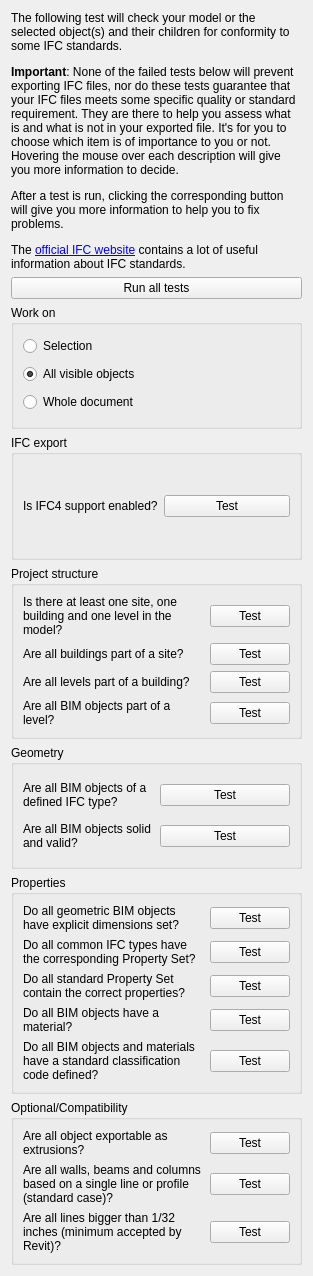
Above: dialogPreflight.ui from yorikvanhavre/BIM_Workbench before the change. Below: the same form after it.
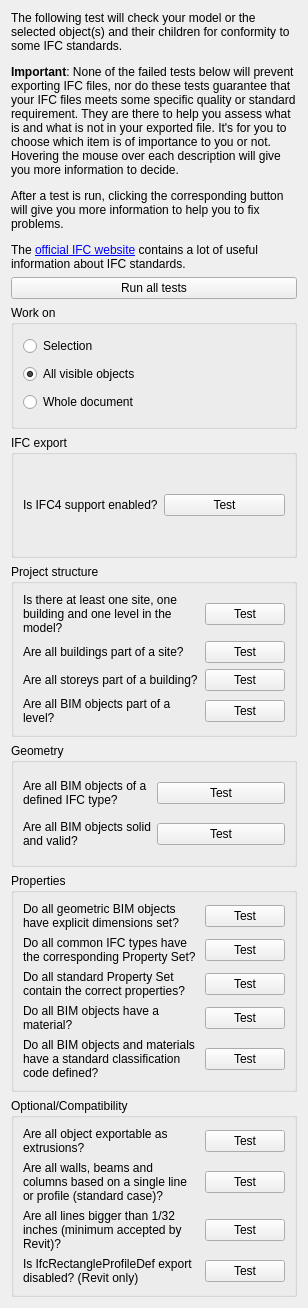
That is the form after the change.

Commit message: Further work on preflight tool

The edit to the form file:
```diff
--- a/dialogPreflight.ui
+++ b/dialogPreflight.ui
@@ -6,8 +6,8 @@
    <rect>
     <x>0</x>
     <y>0</y>
-    <width>313</width>
-    <height>1276</height>
+    <width>308</width>
+    <height>1308</height>
    </rect>
   </property>
   <property name="windowTitle">
@@ -112,7 +112,7 @@
          <string>&lt;html&gt;&lt;head/&gt;&lt;body&gt;&lt;p&gt;All IfcBuildingStorey (levels) elements are required to be inside an IfcBuilding element. This is a mandatory requirement of the IFC standard. When exporting your FreeCAD model to IFC, a default IfcBuilding will be created for all level objects (BuildingPart objects with their IFC role set as Building Storey)  found that are not inside a Building. However, it is best if you create that building yourself, so you have more control over its name and properties. This test is here to help you to find those levels without buildings.&lt;/p&gt;&lt;/body&gt;&lt;/html&gt;</string>
         </property>
         <property name="text">
-         <string>Are all levels part of a building?</string>
+         <string>Are all storeys part of a building?</string>
         </property>
         <property name="wordWrap">
          <bool>true</bool>
@@ -403,6 +403,26 @@
         </property>
        </widget>
       </item>
+      <item row="3" column="0">
+       <widget class="QLabel" name="labelRectangleProfileDef">
+        <property name="toolTip">
+         <string>&lt;html&gt;&lt;head/&gt;&lt;body&gt;&lt;p&gt;When exporting a model to IFC, all BIM objects that are an extrusion of a rectangular profile will use an IfcRectangleProfileDef entity as their extrusion profile. However, Revit won't import these correctly. If you are going to use the IFC file in Revit, we recommend you to disable this behaviour by checking the option under menu &lt;span style=&quot; font-weight:600;&quot;&gt;Edit -&amp;gt; Preferences -&amp;gt; Import/Export -&amp;gt; IFC -&amp;gt; Disable IfcRectangularProfileDef&lt;/span&gt;.&lt;/p&gt;&lt;p&gt;When that option is checked, all extrusion profiles will be exported as generic IfcArbitraryProfileDef entities, regardless of if they are rectangular or not, which will contain a little less information, but will open correctly in Revit.&lt;/p&gt;&lt;/body&gt;&lt;/html&gt;</string>
+        </property>
+        <property name="text">
+         <string>Is IfcRectangleProfileDef export disabled? (Revit only)</string>
+        </property>
+        <property name="wordWrap">
+         <bool>true</bool>
+        </property>
+       </widget>
+      </item>
+      <item row="3" column="1">
+       <widget class="QPushButton" name="testRectangleProfileDef">
+        <property name="text">
+         <string>Test</string>
+        </property>
+       </widget>
+      </item>
      </layout>
     </widget>
    </item>
```
Left out of the diff: 41 changed lines with no effect on the pictures. The commit also changes 2 other files.
